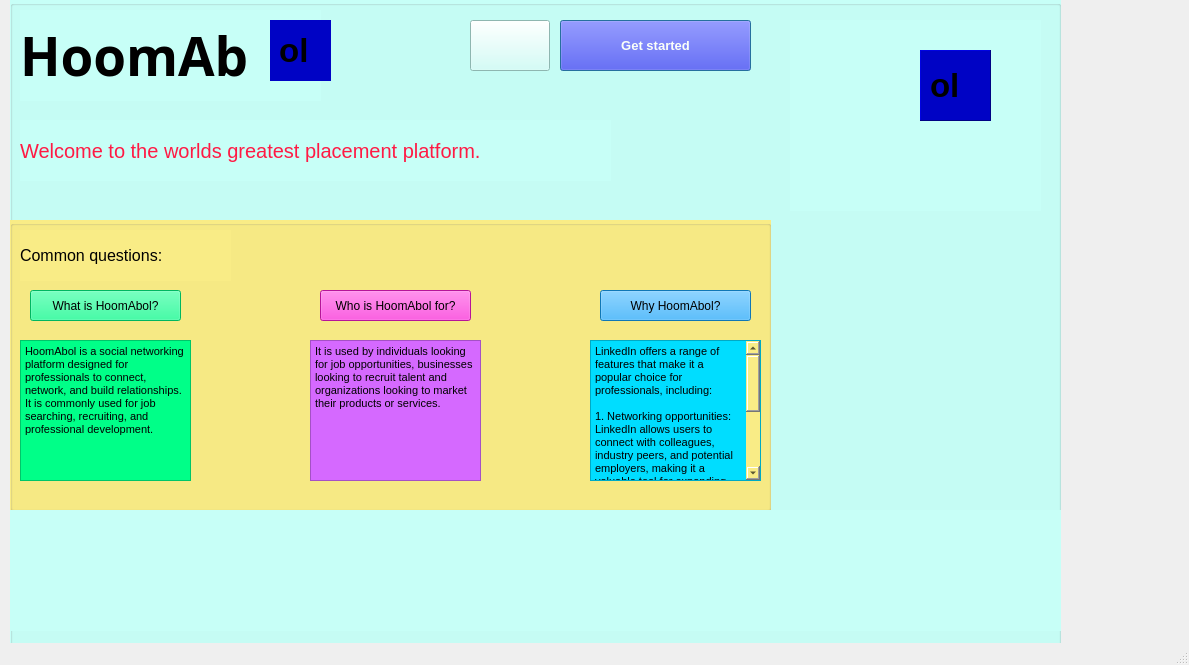
Qt form splash.ui (HOOMANRT/HoomAbol) before a commit.
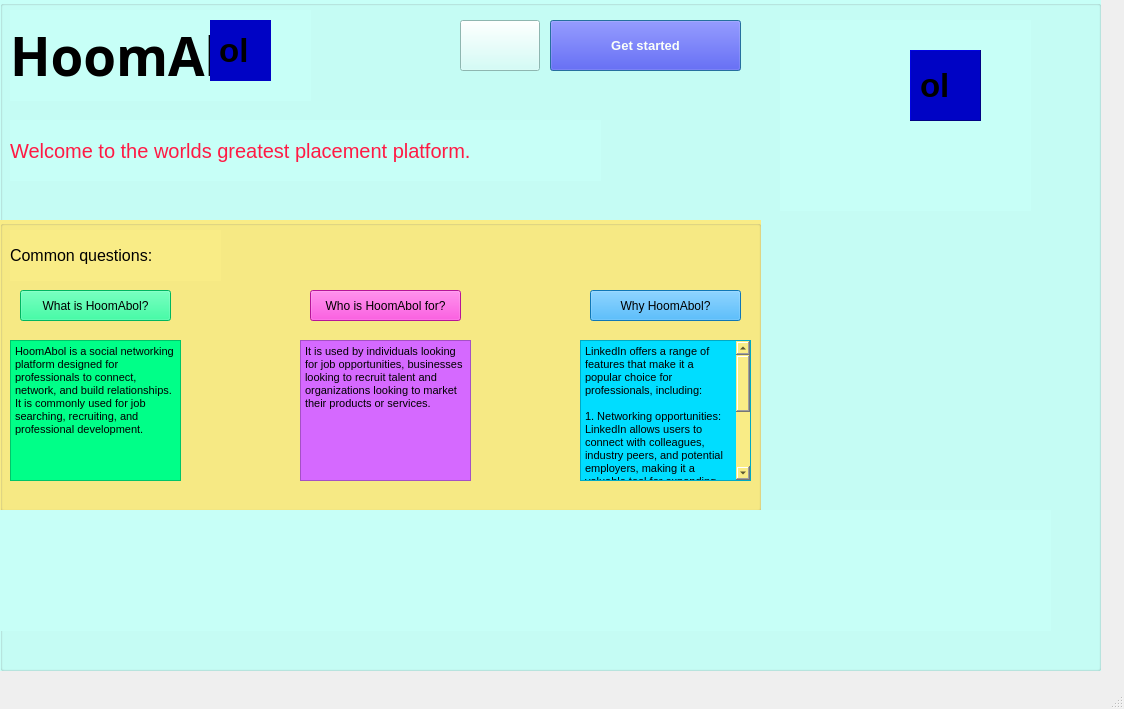
The same form after that commit. Icons and pictures are not drawn.

Commit message: added-Images-folder

Patch:
```diff
--- a/splash.ui
+++ b/splash.ui
@@ -6,8 +6,8 @@
    <rect>
     <x>0</x>
     <y>0</y>
-    <width>1189</width>
-    <height>665</height>
+    <width>1124</width>
+    <height>709</height>
    </rect>
   </property>
   <property name="windowTitle">
@@ -17,10 +17,10 @@
    <widget class="QGroupBox" name="groupBox">
     <property name="geometry">
      <rect>
-      <x>10</x>
+      <x>0</x>
       <y>0</y>
-      <width>1051</width>
-      <height>651</height>
+      <width>1101</width>
+      <height>671</height>
      </rect>
     </property>
     <property name="font">
@@ -48,6 +48,9 @@
        <height>191</height>
       </rect>
      </property>
+     <property name="styleSheet">
+      <string notr="true">image: url(:/board/im-splash-1.png);</string>
+     </property>
      <property name="frameShape">
       <enum>QFrame::NoFrame</enum>
      </property>
@@ -274,7 +277,7 @@
        <string>&lt;!DOCTYPE HTML PUBLIC &quot;-//W3C//DTD HTML 4.0//EN&quot; &quot;http://www.w3.org/TR/REC-html40/strict.dtd&quot;&gt;
 &lt;html&gt;&lt;head&gt;&lt;meta name=&quot;qrichtext&quot; content=&quot;1&quot; /&gt;&lt;style type=&quot;text/css&quot;&gt;
 p, li { white-space: pre-wrap; }
-&lt;/style&gt;&lt;/head&gt;&lt;body style=&quot; font-family:'MS Shell Dlg 2'; font-size:7.8pt; font-weight:400; font-style:normal;&quot;&gt;
+&lt;/style&gt;&lt;/head&gt;&lt;body style=&quot; font-family:'MS Shell Dlg 2'; font-size:8.25pt; font-weight:400; font-style:normal;&quot;&gt;
 &lt;p style=&quot; margin-top:0px; margin-bottom:0px; margin-left:0px; margin-right:0px; -qt-block-indent:0; text-indent:0px;&quot;&gt;&lt;span style=&quot; font-size:8pt;&quot;&gt;HoomAbol is a social networking platform designed for professionals to connect, network, and build relationships. It is commonly used for job searching, recruiting, and professional development.&lt;/span&gt;&lt;/p&gt;&lt;/body&gt;&lt;/html&gt;</string>
       </property>
      </widget>
@@ -295,7 +298,7 @@
        <string>&lt;!DOCTYPE HTML PUBLIC &quot;-//W3C//DTD HTML 4.0//EN&quot; &quot;http://www.w3.org/TR/REC-html40/strict.dtd&quot;&gt;
 &lt;html&gt;&lt;head&gt;&lt;meta name=&quot;qrichtext&quot; content=&quot;1&quot; /&gt;&lt;style type=&quot;text/css&quot;&gt;
 p, li { white-space: pre-wrap; }
-&lt;/style&gt;&lt;/head&gt;&lt;body style=&quot; font-family:'MS Shell Dlg 2'; font-size:7.8pt; font-weight:400; font-style:normal;&quot;&gt;
+&lt;/style&gt;&lt;/head&gt;&lt;body style=&quot; font-family:'MS Shell Dlg 2'; font-size:8.25pt; font-weight:400; font-style:normal;&quot;&gt;
 &lt;p style=&quot; margin-top:0px; margin-bottom:0px; margin-left:0px; margin-right:0px; -qt-block-indent:0; text-indent:0px;&quot;&gt;&lt;span style=&quot; font-size:8pt;&quot;&gt;It is used by individuals looking for job opportunities, businesses looking to recruit talent and organizations looking to market their products or services.&lt;/span&gt;&lt;/p&gt;&lt;/body&gt;&lt;/html&gt;</string>
       </property>
      </widget>
@@ -316,7 +319,7 @@
        <string>&lt;!DOCTYPE HTML PUBLIC &quot;-//W3C//DTD HTML 4.0//EN&quot; &quot;http://www.w3.org/TR/REC-html40/strict.dtd&quot;&gt;
 &lt;html&gt;&lt;head&gt;&lt;meta name=&quot;qrichtext&quot; content=&quot;1&quot; /&gt;&lt;style type=&quot;text/css&quot;&gt;
 p, li { white-space: pre-wrap; }
-&lt;/style&gt;&lt;/head&gt;&lt;body style=&quot; font-family:'MS Shell Dlg 2'; font-size:7.8pt; font-weight:400; font-style:normal;&quot;&gt;
+&lt;/style&gt;&lt;/head&gt;&lt;body style=&quot; font-family:'MS Shell Dlg 2'; font-size:8.25pt; font-weight:400; font-style:normal;&quot;&gt;
 &lt;p style=&quot; margin-top:0px; margin-bottom:0px; margin-left:0px; margin-right:0px; -qt-block-indent:0; text-indent:0px;&quot;&gt;&lt;span style=&quot; font-size:8pt;&quot;&gt;LinkedIn offers a range of features that make it a popular choice for professionals, including:&lt;/span&gt;&lt;/p&gt;
 &lt;p style=&quot;-qt-paragraph-type:empty; margin-top:0px; margin-bottom:0px; margin-left:0px; margin-right:0px; -qt-block-indent:0; text-indent:0px; font-size:8pt;&quot;&gt;&lt;br /&gt;&lt;/p&gt;
 &lt;p style=&quot; margin-top:0px; margin-bottom:0px; margin-left:0px; margin-right:0px; -qt-block-indent:0; text-indent:0px;&quot;&gt;&lt;span style=&quot; font-size:8pt;&quot;&gt;1. Networking opportunities: LinkedIn allows users to connect with colleagues, industry peers, and potential employers, making it a valuable tool for expanding one's professional network.&lt;/span&gt;&lt;/p&gt;
@@ -358,7 +361,7 @@
     <widget class="QLabel" name="label_6">
      <property name="geometry">
       <rect>
-       <x>260</x>
+       <x>210</x>
        <y>20</y>
        <width>61</width>
        <height>61</height>
```
Left out of the diff: 8 changed lines with no effect on the pictures. The commit also changes 41 other files.
